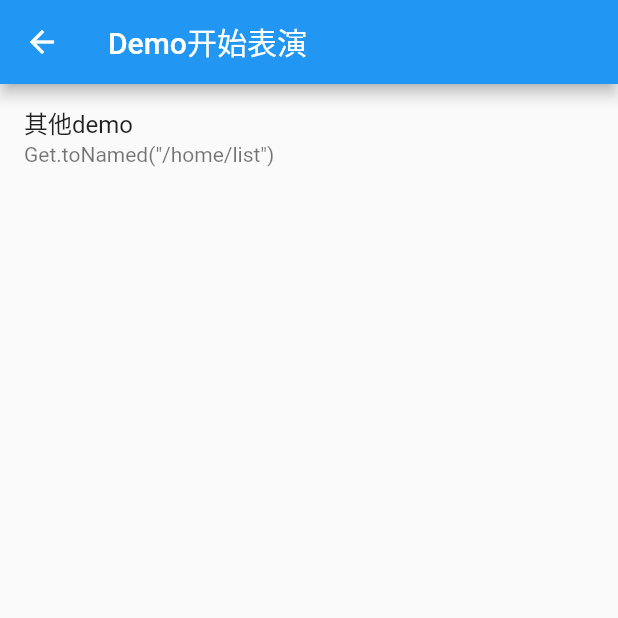
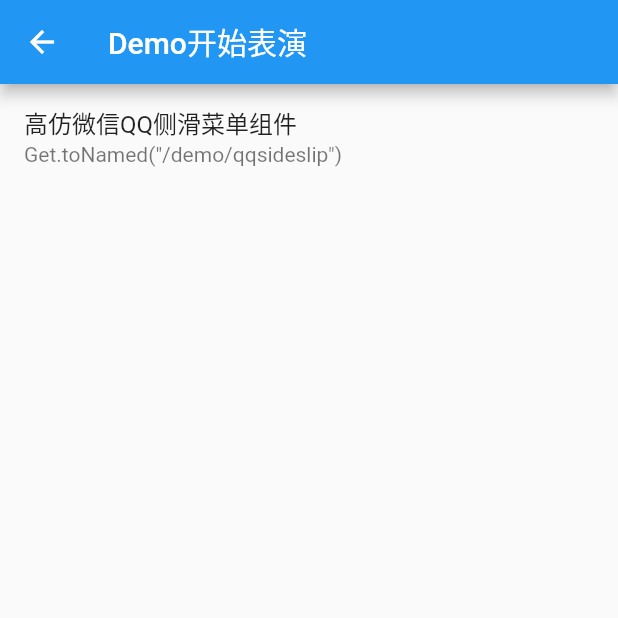
Before and after one commit to MarioGogogo/flutter_24, a Flutter app: the DemoPage screen opened by its route, on a phone screen of 412 x 824 dp, the top half of it. Run offline on Flutter 3.47's test engine with Material 2 defaults, Android fonts, the phone set to English and light mode, and no system bars; our stand-ins replace dio, flutter_swipe_action_cell, get, package_info; missing offline and left inert: ota_update.

Commit message:
新增：高仿微信QQ侧滑菜单组件

```diff
--- a/lib/common/routes/app_pages.dart
+++ b/lib/common/routes/app_pages.dart
@@ -1,13 +1,14 @@
 /*
  * @Author: MarioGo
  * @Date: 2021-09-30 20:19:04
- * @LastEditTime: 2021-09-30 22:35:19
+ * @LastEditTime: 2021-10-02 21:42:39
  * @LastEditors: MarioGo
  * @Description: 文件描述
  * @FilePath: /flutter_24/lib/common/routes/app_pages.dart
  * 可以输入预定的版权声明、个性签名、空行等
  */
 import 'package:flutter_24/pages/demo/index.dart';
+import 'package:flutter_24/pages/demo/qqSideslip.dart';
 import 'package:flutter_24/pages/home/index.dart';
 import 'package:flutter_24/pages/lang/index.dart';
 import 'package:flutter_24/pages/list/index.dart';
@@ -42,13 +43,18 @@ class AppPages {
         ),
       ],
     ),
+    GetPage(name: AppRoutes.Demo, page: () => DemoPage(), children: [
+      GetPage(
+        name: AppRoutes.QQSideslip,
+        page: () => QQSideslipPage(),
+      )
+    ]),
+
     // 多语言
     GetPage(name: AppRoutes.Lang, page: () => LangView()),
 
     // 主题
     GetPage(name: AppRoutes.Theme, page: () => ThemeView()),
-    // 其他demo
-    GetPage(name: AppRoutes.Demo, page: () => DemoPage()),
   ];
   static final unknownRoute = GetPage(
     name: AppRoutes.NotFound,
--- a/lib/common/routes/app_routes.dart
+++ b/lib/common/routes/app_routes.dart
@@ -1,7 +1,7 @@
 /*
  * @Author: MarioGo
  * @Date: 2021-09-30 20:18:36
- * @LastEditTime: 2021-09-30 22:36:25
+ * @LastEditTime: 2021-10-02 21:02:55
  * @LastEditors: MarioGo
  * @Description: 文件描述
  * @FilePath: /flutter_24/lib/common/routes/app_routes.dart
@@ -18,4 +18,5 @@ abstract class AppRoutes {
   static const Lang = '/lang';
   static const Theme = '/theme';
   static const Demo = '/demo';
+  static const QQSideslip = '/qqsideslip';
 }
--- a/lib/pages/demo/index.dart
+++ b/lib/pages/demo/index.dart
@@ -1,7 +1,7 @@
 /*
  * @Author: MarioGo
  * @Date: 2021-09-30 22:34:19
- * @LastEditTime: 2021-09-30 22:38:06
+ * @LastEditTime: 2021-10-02 21:45:23
  * @LastEditors: MarioGo
  * @Description: 文件描述
  * @FilePath: /flutter_24/lib/pages/demo/index.dart
@@ -22,9 +22,9 @@ class DemoPage extends StatelessWidget {
       body: ListView(
         children: [
           ListTile(
-            title: Text("其他demo"),
-            subtitle: Text('Get.toNamed("/home/list")'),
-            onTap: () => Get.toNamed("/home/list"),
+            title: Text("高仿微信QQ侧滑菜单组件"),
+            subtitle: Text('Get.toNamed("/demo/qqsideslip")'),
+            onTap: () => Get.toNamed("/demo/qqsideslip"),
           ),
         ],
       ),
--- a/pubspec.yaml
+++ b/pubspec.yaml
@@ -39,6 +39,8 @@ dependencies:
   url_launcher: ^6.0.1
   #路由管理
   get: ^4.3.8
+  #侧滑删除
+  flutter_swipe_action_cell: ^2.1.1
 dev_dependencies:
   flutter_test:
     sdk: flutter
```
Also changed, not shown: lib/pages/demo/qqSideslip.dart (added, +105 -0 lines), pubspec.lock.
